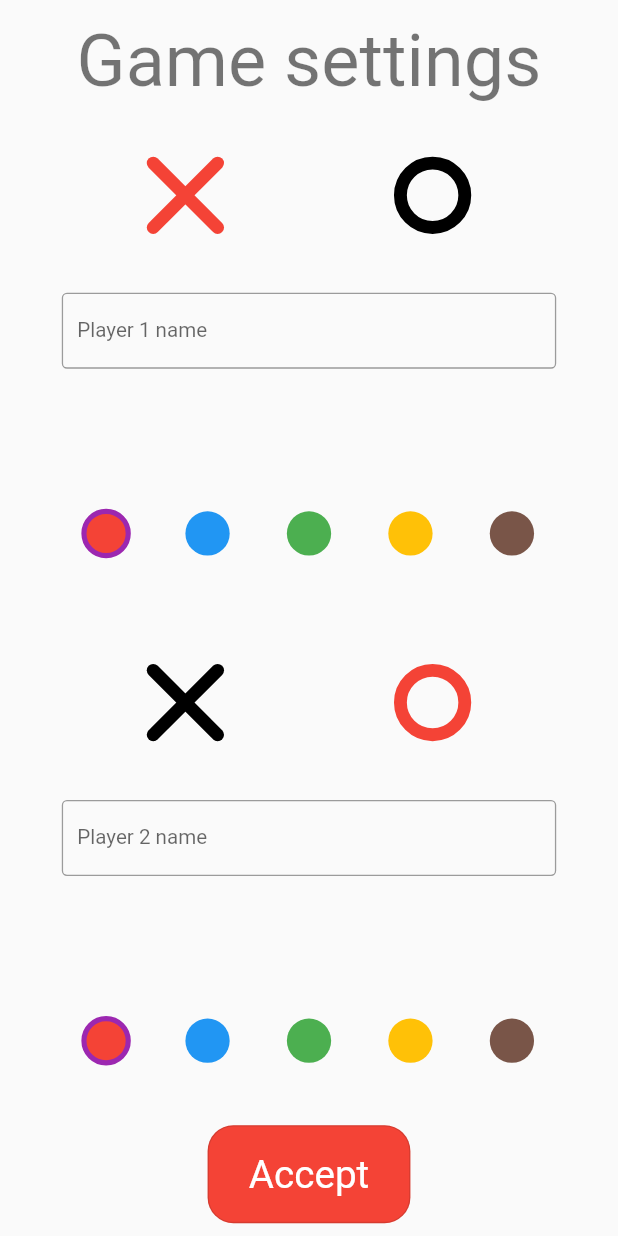
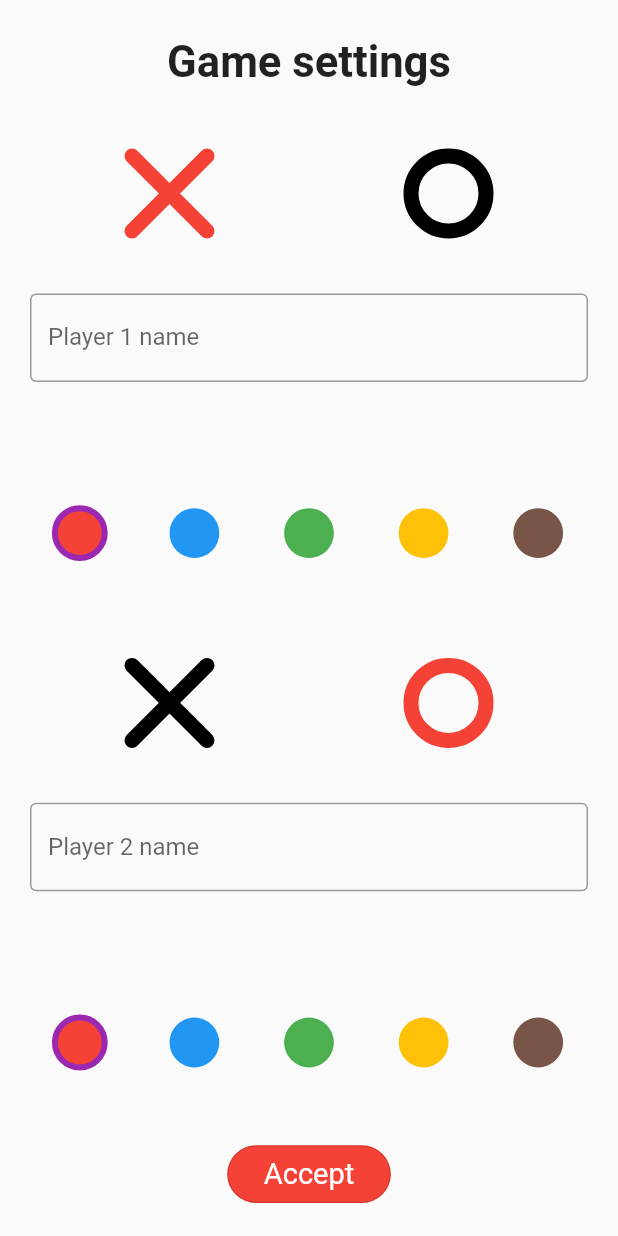
Before and after one commit to arcas0803/tic_tac_toe, a Flutter app: the screen it shows after launch, after a tap on "Accept", after a tap on "Game settings", on a phone screen of 412 x 824 dp. Run offline on Flutter 3.47's test engine with Material 2 defaults, Android fonts, the phone set to English and light mode, and no system bars; our stand-ins replace auto_route, confetti, equatable, flutter_hooks, flutter_riverpod, flutter_screenutil and 1 more.

Commit message:
End of responsive design Correct state bug

```diff
--- a/lib/presentation/app.dart
+++ b/lib/presentation/app.dart
@@ -1,6 +1,6 @@
 import 'package:flutter/material.dart';
 import 'package:flutter_localizations/flutter_localizations.dart';
-import 'package:responsive_framework/responsive_framework.dart';
+import 'package:flutter_screenutil/flutter_screenutil.dart';
 import 'package:tic_tac_toe/locale/l10n.dart';
 import 'package:tic_tac_toe/presentation/router/router.dart';
 
@@ -11,23 +11,11 @@ class App extends StatelessWidget {
 
   @override
   Widget build(BuildContext context) {
-    return MaterialApp.router(
+    return ScreenUtilInit(
+      designSize: const Size(393, 851),
+      minTextAdapt: true,
+      builder: () => MaterialApp.router(
         title: 'Tic Tac Toe',
-      builder: (context, widget) => ResponsiveWrapper.builder(
-        widget,
-        backgroundColor: Colors.white,
-        maxWidth: 1200,
-        minWidth: 480,
-        defaultScale: true,
-        breakpoints: [
-          const ResponsiveBreakpoint.resize(480, name: MOBILE),
-          const ResponsiveBreakpoint.autoScale(800, name: TABLET),
-          const ResponsiveBreakpoint.resize(1000, name: DESKTOP),
-        ],
-        background: Container(
-          color: Colors.white,
-        ),
-      ),
         theme: ThemeData(
           primarySwatch: Colors.blue,
           visualDensity: VisualDensity.adaptivePlatformDensity,
@@ -41,6 +29,7 @@ class App extends StatelessWidget {
           GlobalCupertinoLocalizations.delegate,
           GlobalWidgetsLocalizations.delegate,
         ],
+      ),
     );
   }
 }
--- a/lib/presentation/controllers/color_picker_controller.dart
+++ b/lib/presentation/controllers/color_picker_controller.dart
@@ -1,7 +1,8 @@
 import 'package:flutter/material.dart';
 import 'package:flutter_riverpod/flutter_riverpod.dart';
 
-final colorPickerControllerProvider = StateProvider.family<Color, String>(
+final colorPickerControllerProvider =
+    StateProvider.autoDispose.family<Color, String>(
   // We return the default value.
   (ref, key) => Colors.red,
 );
--- a/lib/presentation/controllers/player_controller.dart
+++ b/lib/presentation/controllers/player_controller.dart
@@ -1,5 +1,6 @@
 import 'package:flutter_riverpod/flutter_riverpod.dart';
 
-final playerNameControllerProvider = StateProvider.family<String, String>(
+final playerNameControllerProvider =
+    StateProvider.autoDispose.family<String, String>(
   (ref, key) => '',
 );
--- a/lib/presentation/controllers/symbol_picker_controller.dart
+++ b/lib/presentation/controllers/symbol_picker_controller.dart
@@ -51,7 +51,7 @@ class SymbolPickerController extends StateNotifier<SymbolPickerState> {
   }
 }
 
-final symbolPickerControllerProvider =
-    StateNotifierProvider<SymbolPickerController, SymbolPickerState>(
+final symbolPickerControllerProvider = StateNotifierProvider.autoDispose<
+    SymbolPickerController, SymbolPickerState>(
   (ref) => SymbolPickerController(),
 );
--- a/lib/presentation/pages/config_page/config_page.dart
+++ b/lib/presentation/pages/config_page/config_page.dart
@@ -1,31 +1,15 @@
 import 'package:flutter/material.dart';
+import 'package:flutter_screenutil/flutter_screenutil.dart';
 import 'package:tic_tac_toe/common/constants/id.dart';
 import 'package:tic_tac_toe/locale/l10n.dart';
 import 'package:tic_tac_toe/presentation/pages/config_page/widgets/widgets.dart';
+import 'package:tic_tac_toe/presentation/widgets/responsive_widget.dart';
 
 class ConfigPage extends StatelessWidget {
   const ConfigPage({Key? key}) : super(key: key);
 
-  @override
-  Widget build(BuildContext context) {
-    return Scaffold(
-      body: Column(
-        children: [
-          Expanded(
-            flex: 1,
-            child: Center(
-              child: Text(
-                S.of(context).settings_game,
-                style: Theme.of(context).textTheme.headline2,
-              ),
-            ),
-          ),
-          Expanded(
-            flex: 8,
-            child: Padding(
-              padding: EdgeInsets.symmetric(
-                  horizontal: MediaQuery.of(context).size.width * 0.1),
-              child: Column(
+  Widget _buildBody({required BuildContext context}) {
+    return Column(
       mainAxisAlignment: MainAxisAlignment.center,
       children: [
         const Expanded(
@@ -62,12 +46,76 @@ class ConfigPage extends StatelessWidget {
           ),
         ),
       ],
+    );
+  }
+
+  Widget _buildMobile({required Widget body}) {
+    return Padding(
+        padding: const EdgeInsets.symmetric(horizontal: 20), child: body);
+  }
+
+  Widget _buildTablet({required Widget body}) {
+    return Row(
+      children: [
+        const Spacer(),
+        Expanded(
+          flex: 8,
+          child: body,
+        ),
+        const Spacer(),
+      ],
+    );
+  }
+
+  Widget _buildDesktop({required Widget body}) {
+    return Row(
+      children: [
+        const Spacer(
+          flex: 2,
+        ),
+        Expanded(
+          flex: 5,
+          child: body,
+        ),
+        const Spacer(
+          flex: 2,
+        ),
+      ],
+    );
+  }
+
+  @override
+  Widget build(BuildContext context) {
+    return Scaffold(
+      body: Column(
+        children: [
+          Expanded(
+            flex: 1,
+            child: Center(
+              child: Text(
+                S.of(context).settings_game,
+                style: TextStyle(
+                  fontSize: ScreenUtil().setSp(30),
+                  fontWeight: FontWeight.bold,
+                ),
+              ),
+            ),
+          ),
+          Expanded(
+            flex: 8,
+            child: ResponsiveWidget(
+              mobile: _buildMobile(body: _buildBody(context: context)),
+              tablet: _buildTablet(
+                body: _buildBody(context: context),
+              ),
+              desktop: _buildDesktop(
+                body: _buildBody(context: context),
               ),
             ),
           ),
           const Expanded(
             flex: 1,
-            child: AcceptButtonWidget(),
+            child: Center(child: AcceptButtonWidget()),
           ),
         ],
       ),
--- a/lib/presentation/pages/config_page/widgets/accept_button_widget.dart
+++ b/lib/presentation/pages/config_page/widgets/accept_button_widget.dart
@@ -27,6 +27,7 @@ class AcceptButtonWidget extends ConsumerWidget {
               .read(
                   playerNameControllerProvider(IdConstants.player1Id).notifier)
               .state;
+          print(player1Name);
           final player2Name = ref
               .read(
                   playerNameControllerProvider(IdConstants.player2Id).notifier)
@@ -42,11 +43,15 @@ class AcceptButtonWidget extends ConsumerWidget {
               .state;
 
           final player1 = PlayerEntity(
-              name: player1Name.isEmpty ? IdConstants.player1Id : player1Name,
+              name: player1Name.isEmpty
+                  ? S.of(context).name_label_player_1
+                  : player1Name,
               symbol: player1Symbol,
               color: player1Color);
           final player2 = PlayerEntity(
-              name: player2Name.isEmpty ? IdConstants.player2Id : player2Name,
+              name: player2Name.isEmpty
+                  ? S.of(context).name_label_player_2
+                  : player2Name,
               symbol: player2Symbol,
               color: player2Color);
           final game = GameEntity.withPlayers(
--- a/lib/presentation/pages/config_page/widgets/name_picker_widget.dart
+++ b/lib/presentation/pages/config_page/widgets/name_picker_widget.dart
@@ -13,6 +13,7 @@ class NamePickerWidget extends ConsumerWidget {
 
   @override
   Widget build(BuildContext context, ref) {
+    ref.watch(playerNameControllerProvider(id));
     return TextFormField(
       decoration: InputDecoration(
         labelText: label,
--- a/lib/presentation/pages/config_page/widgets/symbol_picker_widget.dart
+++ b/lib/presentation/pages/config_page/widgets/symbol_picker_widget.dart
@@ -76,7 +76,7 @@ class SymbolPickerWidget extends ConsumerWidget {
 class CrossPainter extends CustomPainter {
   final Color color;
 
-  CrossPainter({required Color color}) : color = color;
+  CrossPainter({required this.color});
 
   @override
   void paint(Canvas canvas, Size size) {
@@ -100,8 +100,8 @@ class CirclePainter extends CustomPainter {
   final Color color;
 
   CirclePainter({
-    required Color color,
-  }) : color = color;
+    required this.color,
+  });
 
   @override
   void paint(Canvas canvas, Size size) {
--- a/lib/presentation/pages/game_page/game_page.dart
+++ b/lib/presentation/pages/game_page/game_page.dart
@@ -1,9 +1,11 @@
 import 'package:flutter/material.dart';
 import 'package:flutter_riverpod/flutter_riverpod.dart';
+import 'package:flutter_screenutil/flutter_screenutil.dart';
 import 'package:tic_tac_toe/domain/entities/player_entity.dart';
 import 'package:tic_tac_toe/presentation/controllers/game_controller.dart';
 import 'package:tic_tac_toe/presentation/pages/game_page/widgets/controls_bottom_widget.dart';
 import 'package:tic_tac_toe/presentation/pages/game_page/widgets/game_board_widget.dart';
+import 'package:tic_tac_toe/presentation/widgets/responsive_widget.dart';
 
 import 'widgets/widgets.dart';
 
@@ -12,8 +14,101 @@ class GamePage extends StatelessWidget {
     Key? key,
   }) : super(key: key);
 
+  Widget _buildMobile(
+          {required Widget header,
+          required Widget body,
+          required Widget bottom}) =>
+      Column(
+        children: [
+          Expanded(
+            flex: 1,
+            child: header,
+          ),
+          Expanded(
+            flex: 5,
+            child: Padding(
+              padding: EdgeInsets.symmetric(
+                vertical: 10.h,
+                horizontal: 10.w,
+              ),
+              child: body,
+            ),
+          ),
+          Expanded(
+            flex: 2,
+            child: bottom,
+          ),
+        ],
+      );
+  Widget _buildTablet(
+          {required Widget header,
+          required Widget body,
+          required Widget bottom}) =>
+      Column(
+        children: [
+          Expanded(
+            flex: 1,
+            child: header,
+          ),
+          Expanded(
+            flex: 3,
+            child: Padding(
+              padding: EdgeInsets.symmetric(
+                vertical: 10.h,
+                horizontal: 10.w,
+              ),
+              child: body,
+            ),
+          ),
+          Expanded(
+            flex: 1,
+            child: Center(
+              child: bottom,
+            ),
+          ),
+        ],
+      );
+  Widget _buildDesktop(
+          {required Widget header,
+          required Widget body,
+          required Widget bottom}) =>
+      Column(
+        children: [
+          header,
+          Expanded(
+            child: Row(
+              children: [
+                Expanded(
+                  flex: 1,
+                  child: Padding(
+                    padding: const EdgeInsets.all(10.0),
+                    child: bottom,
+                  ),
+                ),
+                Expanded(
+                  flex: 2,
+                  child: Padding(
+                    padding: EdgeInsets.symmetric(
+                      horizontal: 10.0.h,
+                      vertical: 20.0.h,
+                    ),
+                    child: Center(child: body),
+                  ),
+                ),
+              ],
+            ),
+          ),
+        ],
+      );
+
   @override
   Widget build(BuildContext context) {
+    const header = PlayersHeaderWidget();
+    const body = AspectRatio(
+      aspectRatio: 1,
+      child: GameBoardWidget(),
+    );
+    const bottom = ControlsBottomWidget();
     return SafeArea(
       child: Scaffold(
         body: Consumer(builder: (context, ref, child) {
@@ -47,30 +142,10 @@ class GamePage extends StatelessWidget {
               );
             }
           });
-          return Column(
-            children: [
-              const PlayersHeaderWidget(),
-              Expanded(
-                child: Padding(
-                  padding: const EdgeInsets.all(20.0),
-                  child: Consumer(
-                    builder: (context, ref, child) {
-                      final board = ref.watch(
-                        gameControllerProvider
-                            .select((value) => value.turns.last.board),
-                      );
-
-                      return const AspectRatio(
-                          aspectRatio: 1, child: GameBoardWidget());
-                    },
-                  ),
-                ),
-              ),
-              const Padding(
-                padding: EdgeInsets.symmetric(vertical: 10.0),
-                child: ControlsBottomWidget(),
-              ),
-            ],
+          return ResponsiveWidget(
+            mobile: _buildMobile(header: header, body: body, bottom: bottom),
+            tablet: _buildTablet(header: header, body: body, bottom: bottom),
+            desktop: _buildDesktop(header: header, body: body, bottom: bottom),
           );
         }),
       ),
--- a/lib/presentation/pages/game_page/widgets/controls_bottom_widget.dart
+++ b/lib/presentation/pages/game_page/widgets/controls_bottom_widget.dart
@@ -1,23 +1,63 @@
 import 'package:auto_route/auto_route.dart';
 import 'package:flutter/material.dart';
 import 'package:flutter_riverpod/flutter_riverpod.dart';
+import 'package:flutter_screenutil/flutter_screenutil.dart';
 import 'package:tic_tac_toe/locale/l10n.dart';
 import 'package:tic_tac_toe/presentation/controllers/game_controller.dart';
 import 'package:tic_tac_toe/presentation/router/router.dart';
+import 'package:tic_tac_toe/presentation/widgets/responsive_widget.dart';
 import 'package:tic_tac_toe/presentation/widgets/rounded_button_widget.dart';
 
 class ControlsBottomWidget extends ConsumerWidget {
   const ControlsBottomWidget({Key? key}) : super(key: key);
 
+  Widget _buidlMobile({required List<Widget> widgets}) => Column(
+        mainAxisSize: MainAxisSize.min,
+        crossAxisAlignment: CrossAxisAlignment.center,
+        mainAxisAlignment: MainAxisAlignment.spaceEvenly,
+        children: [
+          for (final widget in widgets)
+            SizedBox(
+              width: double.infinity,
+              child: Padding(
+                padding: EdgeInsets.symmetric(vertical: 5.h, horizontal: 10.w),
+                child: widget,
+              ),
+            ),
+        ],
+      );
+
+  Widget _buidlTablet({required List<Widget> widgets}) => Padding(
+        padding: EdgeInsets.symmetric(vertical: 5.h, horizontal: 5.w),
+        child: Row(
+          mainAxisAlignment: MainAxisAlignment.spaceEvenly,
+          children: widgets,
+        ),
+      );
+
+  Widget _buidlDesktop({required List<Widget> widgets}) => Column(
+        mainAxisAlignment: MainAxisAlignment.spaceAround,
+        mainAxisSize: MainAxisSize.min,
+        children: [
+          for (final widget in widgets)
+            SizedBox(
+              width: double.infinity,
+              child: Padding(
+                padding: EdgeInsets.symmetric(
+                  vertical: 5.h,
+                ),
+                child: widget,
+              ),
+            ),
+        ],
+      );
+
   @override
   Widget build(BuildContext context, ref) {
-    return Row(
-      mainAxisAlignment: MainAxisAlignment.spaceEvenly,
-      children: [
+    final listButtons = [
       RoundedButtonWidget(
         title: S.of(context).undo,
-          onPressed: () =>
-              ref.read(gameControllerProvider.notifier).replayTurn(),
+        onPressed: () => ref.read(gameControllerProvider.notifier).replayTurn(),
       ),
       RoundedButtonWidget(
         title: S.of(context).reset,
@@ -30,7 +70,11 @@ class ControlsBottomWidget extends ConsumerWidget {
           const ConfigRoute(),
         ),
       ),
-      ],
-    );
+    ];
+
+    return ResponsiveWidget(
+        mobile: _buidlMobile(widgets: listButtons),
+        tablet: _buidlTablet(widgets: listButtons),
+        desktop: _buidlDesktop(widgets: listButtons));
   }
 }
--- /dev/null
+++ b/lib/presentation/widgets/responsive_widget.dart
@@ -0,0 +1,43 @@
+import 'package:flutter/material.dart';
+
+/// Responsive widget.
+///
+/// This widget is used to build responsive widgets.
+///
+/// Queries for diferent screen sizes are:
+///
+/// * Mobile:  width <= 767
+/// * Tablet: width >= 768 && width < 1024
+/// * Desktop: width >= 1024
+///
+/// Mobile widget is required.
+/// If no tablet widget is provided, the mobile widget will be used.
+/// If no desktop widget is provided, the tablet widget will be used.
+
+class ResponsiveWidget extends StatelessWidget {
+  final Widget _mobile;
+  final Widget _tablet;
+  final Widget _desktop;
+
+  const ResponsiveWidget({
+    Key? key,
+    required Widget mobile,
+    Widget? tablet,
+    Widget? desktop,
+  })  : _mobile = mobile,
+        _tablet = tablet ?? mobile,
+        _desktop = desktop ?? mobile,
+        super(key: key);
+
+  @override
+  Widget build(BuildContext context) {
+    final width = MediaQuery.of(context).size.width;
+    if (width <= 767) {
+      return _mobile;
+    }
+    if (width >= 768 && width < 1024) {
+      return _tablet;
+    }
+    return _desktop;
+  }
+}
--- a/lib/presentation/widgets/rounded_button_widget.dart
+++ b/lib/presentation/widgets/rounded_button_widget.dart
@@ -1,4 +1,5 @@
 import 'package:flutter/material.dart';
+import 'package:flutter_screenutil/flutter_screenutil.dart';
 
 /// Rounded button used across app
 class RoundedButtonWidget extends StatelessWidget {
@@ -32,11 +33,12 @@ class RoundedButtonWidget extends StatelessWidget {
         ),
       ),
       child: Padding(
-        padding: const EdgeInsets.all(16.0),
+        padding: EdgeInsets.symmetric(horizontal: 8.0.w, vertical: 8.0.h),
         child: Text(
           title,
-          style: const TextStyle(
-            fontSize: 30,
+          overflow: TextOverflow.ellipsis,
+          style: TextStyle(
+            fontSize: 20.sp,
             color: Colors.white,
           ),
         ),
--- a/pubspec.yaml
+++ b/pubspec.yaml
@@ -43,7 +43,7 @@ dependencies:
   json_annotation: ^4.4.0
   shared_preferences: ^2.0.13
   uuid: ^3.0.6
-  responsive_framework: ^0.1.7
+  flutter_screenutil: ^5.3.1
 
 dev_dependencies:
   auto_route_generator: ^3.2.3
```
Also changed, not shown: pubspec.lock. Lines whose indentation alone changed are shown as unchanged.
